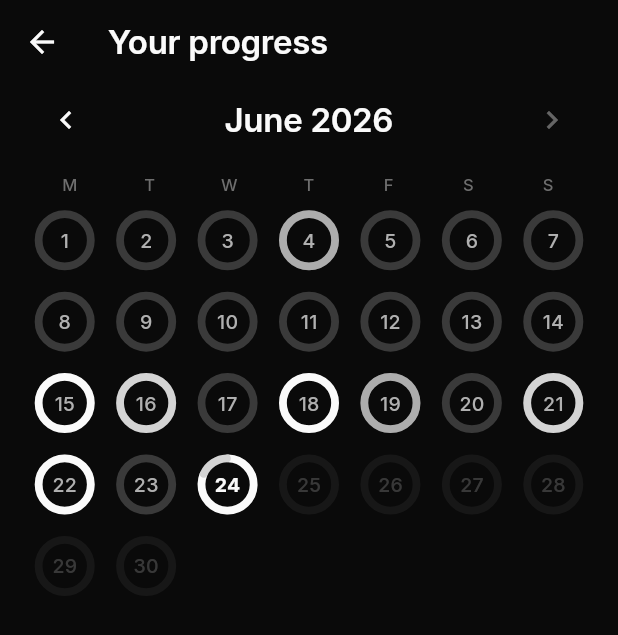
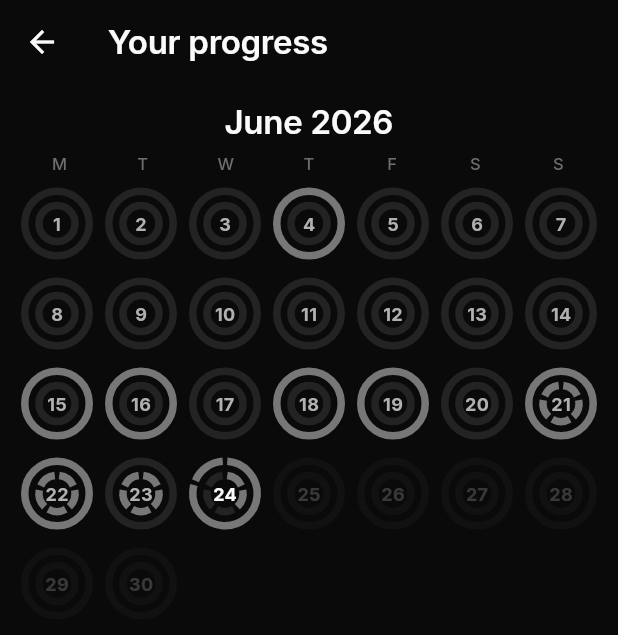
Before and after one commit to KTApps/SONDR_V1, a Flutter app: the CalendarScreen screen opened directly, on a phone screen of 412 x 824 dp. Shown: the top 635 px of the screen. Run offline on Flutter 3.47's test engine with Material 3 defaults, Android fonts, the phone set to English and light mode, and no system bars; our stand-ins replace cloud_firestore, firebase_auth, firebase_core, firebase_storage, flutter_riverpod, image_picker and 1 more; accounts and stored records are empty; network calls fail.

Commit message:
[Sondr/Flutter] Calendar: SegmentedDial grid + vertical month scroll
Two calendar changes:

- Grid day-circles migrated to SegmentedDial (size 49, compact) to match
  the Last-10-days minis, with a slightly thinner stroke override (5) so
  the smaller circles don't look chunky; numbers bold 12.
- Replace the single-month + chevron navigation with a vertically
  scrolling list of months: current month pinned at the top (no future
  months above it), scrolling down reveals progressively older months,
  bounded at the earliest month with any recorded data. Chevron arrows
  removed.

NOTE: the month-scroll behaviour is built but NOT yet verified on device
— needs checking once a second month of data is in view (older months
appear, scroll stops at the earliest data month, no empty months).

Co-Authored-By: Claude Opus 4.8 <noreply@anthropic.com>

```diff
--- a/lib/features/history/calendar_screen.dart
+++ b/lib/features/history/calendar_screen.dart
@@ -3,43 +3,29 @@ import 'package:flutter_riverpod/flutter_riverpod.dart';
 
 import '../../core/theme/greyscale_tokens.dart';
 import '../../core/utils/date.dart';
-import '../../shared/ring/mini_ring.dart';
+import '../../shared/ring/segmented_dial.dart';
+import '../habits/habits_providers.dart';
+import '../habits/models/daily_habits.dart';
 import '../tasks/models/task.dart';
 import '../tasks/tasks_providers.dart';
 import 'day_detail_sheet.dart';
 
-/// Calendar history: a month grid where each day is a mini ring of that day's
-/// task split. Tap a day to see its detail. Future days are dimmed and inert.
-class CalendarScreen extends ConsumerStatefulWidget {
+/// Calendar history: a vertically scrolling list of months. The current month
+/// is pinned at the top (it's the newest — there are no future months above it)
+/// and scrolling down reveals progressively older months, stopping at the
+/// earliest month that has any recorded data. Each day is a segmented mini ring
+/// of that day's task split + habits; tap a day for its detail. Future days in
+/// the current month are dimmed and inert.
+class CalendarScreen extends ConsumerWidget {
   const CalendarScreen({super.key});
 
   @override
-  ConsumerState<CalendarScreen> createState() => _CalendarScreenState();
-}
-
-class _CalendarScreenState extends ConsumerState<CalendarScreen> {
-  late DateTime _month; // first day of the focused month
-
-  @override
-  void initState() {
-    super.initState();
-    final now = DateTime.now();
-    _month = DateTime(now.year, now.month);
-  }
-
-  bool get _atCurrentMonth {
-    final now = DateTime.now();
-    return _month.year == now.year && _month.month == now.month;
-  }
-
-  void _shiftMonth(int by) {
-    setState(() => _month = DateTime(_month.year, _month.month + by));
-  }
-
-  @override
-  Widget build(BuildContext context) {
+  Widget build(BuildContext context, WidgetRef ref) {
     final theme = Theme.of(context);
     final tasks = ref.watch(tasksProvider).value ?? const <Task>[];
+    final habits = ref.watch(habitsProvider).value;
+
+    final months = _monthsToShow(tasks, habits);
 
     return Scaffold(
       appBar: AppBar(
@@ -50,45 +36,107 @@ class _CalendarScreenState extends ConsumerState<CalendarScreen> {
       ),
       body: SafeArea(
         top: false,
-        child: Padding(
-          padding: const EdgeInsets.symmetric(horizontal: 20),
+        // Tighter horizontal inset so the 7-column grid fits the larger circles.
+        child: ListView.builder(
+          padding: const EdgeInsets.fromLTRB(12, 4, 12, 32),
+          itemCount: months.length,
+          itemBuilder: (context, i) {
+            final month = months[i];
+            return Padding(
+              padding: const EdgeInsets.only(bottom: 24),
               child: Column(
+                crossAxisAlignment: CrossAxisAlignment.stretch,
                 children: [
-              _MonthHeader(
-                label: '${DayKey.monthName(_month.month)} ${_month.year}',
-                onPrev: () => _shiftMonth(-1),
-                // Don't browse past the current month — nothing to show there.
-                onNext: _atCurrentMonth ? null : () => _shiftMonth(1),
+                  Padding(
+                    padding: const EdgeInsets.symmetric(vertical: 8),
+                    child: Center(
+                      child: Text(
+                        '${DayKey.monthName(month.month)} ${month.year}',
+                        style: theme.textTheme.titleLarge,
                       ),
-              const SizedBox(height: 12),
+                    ),
+                  ),
                   const _WeekdayLabels(),
                   const SizedBox(height: 8),
-              Expanded(child: _grid(tasks, theme)),
+                  _monthGrid(context, month, tasks, habits, theme),
                 ],
               ),
+            );
+          },
         ),
       ),
     );
   }
 
-  Widget _grid(List<Task> tasks, ThemeData theme) {
+  /// Months to show, newest first: the current month down to the earliest month
+  /// with any recorded data (task time or a habit record). Falls back to just
+  /// the current month when there's no data yet.
+  List<DateTime> _monthsToShow(List<Task> tasks, HabitsState? habits) {
+    final now = DateTime.now();
+    final current = DateTime(now.year, now.month);
+
+    String? earliestKey;
+    void consider(String key) {
+      if (earliestKey == null || key.compareTo(earliestKey!) < 0) {
+        earliestKey = key;
+      }
+    }
+
+    for (final t in tasks) {
+      t.secondsByDay.keys.forEach(consider);
+    }
+    if (habits != null) {
+      habits.days.keys.forEach(consider);
+    }
+
+    final DateTime earliest;
+    if (earliestKey == null) {
+      earliest = current;
+    } else {
+      final d = DayKey.parse(earliestKey!);
+      earliest = DateTime(d.year, d.month);
+    }
+
+    final months = <DateTime>[];
+    var m = current;
+    while (!m.isBefore(earliest)) {
+      months.add(m);
+      m = DateTime(m.year, m.month - 1);
+    }
+    return months;
+  }
+
+  /// One month's grid. Non-scrolling — it lives inside the outer month scroll.
+  /// The day-circle rendering is unchanged from the single-month version.
+  Widget _monthGrid(
+    BuildContext context,
+    DateTime month,
+    List<Task> tasks,
+    HabitsState? habits,
+    ThemeData theme,
+  ) {
     final tokens = GreyscaleTokens.of(context);
     final now = DateTime.now();
     final todayDate = DateTime(now.year, now.month, now.day);
-    final daysInMonth = DateTime(_month.year, _month.month + 1, 0).day;
-    final leadingBlanks = _month.weekday - 1; // Monday-start grid
+    final daysInMonth = DateTime(month.year, month.month + 1, 0).day;
+    final firstDay = DateTime(month.year, month.month, 1);
+    final leadingBlanks = firstDay.weekday - 1; // Monday-start grid
 
     final cells = <Widget>[];
     for (var i = 0; i < leadingBlanks; i++) {
       cells.add(const SizedBox.shrink());
     }
     for (var day = 1; day <= daysInMonth; day++) {
-      final date = DateTime(_month.year, _month.month, day);
+      final date = DateTime(month.year, month.month, day);
       final key = DayKey.of(date);
       final isFuture = date.isAfter(todayDate);
       final isToday = date == todayDate;
       final segments = <double>[
         for (final t in tasks) (t.secondsByDay[key] ?? 0).toDouble(),
+      ];
+      // That day's habits as per-habit done/not-done segments, like the dial.
+      final habitStates = <bool>[
+        for (final tick in habits?.days[key]?.ticks ?? const []) tick.done,
       ];
 
       cells.add(
@@ -98,14 +146,19 @@ class _CalendarScreenState extends ConsumerState<CalendarScreen> {
             behavior: HitTestBehavior.opaque,
             onTap: isFuture ? null : () => showDayDetailSheet(context, key),
             child: Center(
-              child: MiniRing(
-                size: 40,
-                segments: segments,
-                child: Text(
+              child: SegmentedDial(
+                size: 49,
+                compact: true,
+                stroke: 5, // a touch thinner than the proportional ~6
+                taskTodaySeconds: segments,
+                habitStates: habitStates,
+                center: Text(
                   '$day',
                   style: theme.textTheme.labelMedium?.copyWith(
+                    // Matches Home's Last-10-days numbers: bold (w700), size 12.
+                    fontSize: 12,
+                    fontWeight: FontWeight.w700,
                     color: isToday ? tokens.textPrimary : tokens.textSecondary,
-                    fontWeight: isToday ? FontWeight.w700 : FontWeight.w500,
                   ),
                 ),
               ),
@@ -116,46 +169,12 @@ class _CalendarScreenState extends ConsumerState<CalendarScreen> {
     }
 
     return GridView.count(
+      shrinkWrap: true,
+      physics: const NeverScrollableScrollPhysics(),
       crossAxisCount: 7,
       mainAxisSpacing: 8,
-      crossAxisSpacing: 8,
+      crossAxisSpacing: 4,
       children: cells,
-    );
-  }
-}
-
-class _MonthHeader extends StatelessWidget {
-  const _MonthHeader({
-    required this.label,
-    required this.onPrev,
-    required this.onNext,
-  });
-
-  final String label;
-  final VoidCallback? onPrev;
-  final VoidCallback? onNext;
-
-  @override
-  Widget build(BuildContext context) {
-    final theme = Theme.of(context);
-    return Row(
-      children: [
-        IconButton(
-          icon: const Icon(Icons.chevron_left),
-          onPressed: onPrev,
-          tooltip: 'Previous month',
-        ),
-        Expanded(
-          child: Center(
-            child: Text(label, style: theme.textTheme.titleLarge),
-          ),
-        ),
-        IconButton(
-          icon: const Icon(Icons.chevron_right),
-          onPressed: onNext,
-          tooltip: 'Next month',
-        ),
-      ],
     );
   }
 }
```
Lines whose indentation alone changed are shown as unchanged.
